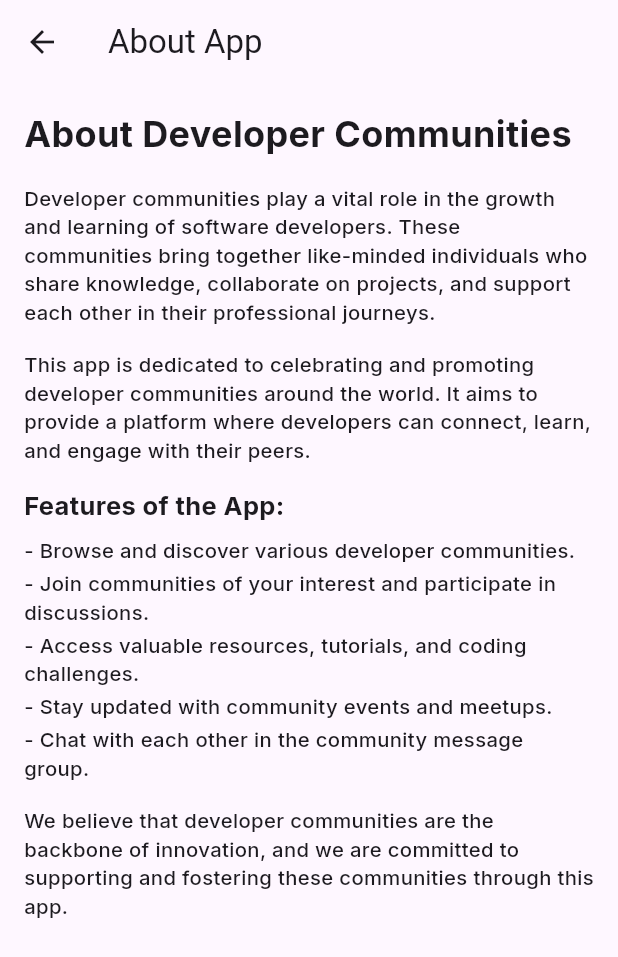
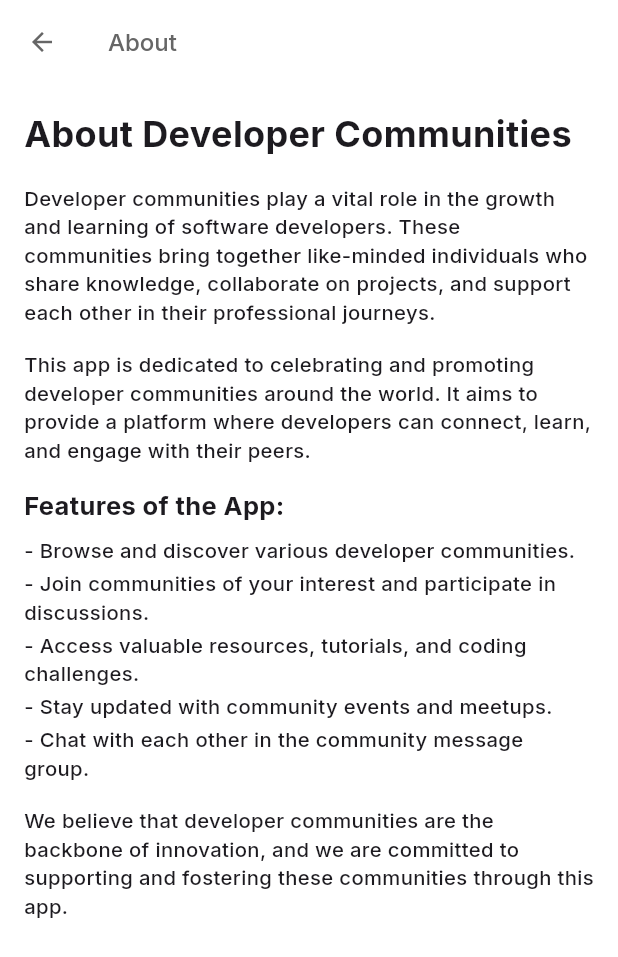
Before and after one commit to emilio-kariuki/GDSC-Dekut-v2, a Flutter app: the AboutPage screen opened by its route, on a phone screen of 412 x 824 dp. Shown: the top 957 px of the screen. Run offline on Flutter 3.47's test engine with Material 2 defaults, Android fonts, the light colour scheme and no system bars; our stand-ins replace animated_bottom_navigation_bar, bloc, cached_network_image, cloud_firestore, connectivity_plus, equatable and 10 more; accounts and stored records are empty; project files that could hold a hidden picture were left out.

Commit message:
ADD: Modified teh about app page

```diff
--- a/lib/View/Profile/About/about_page.dart
+++ b/lib/View/Profile/About/about_page.dart
@@ -7,8 +7,18 @@ class AboutPage extends StatelessWidget {
   @override
   Widget build(BuildContext context) {
     return Scaffold(
+      backgroundColor: Colors.white,
       appBar: AppBar(
-        title: const Text('About App'),
+        iconTheme: const IconThemeData(color: Color(0xff666666), size: 20),
+        backgroundColor: Colors.white,
+        title: Text(
+          "About",
+          style: GoogleFonts.inter(
+            fontSize: 16,
+            fontWeight: FontWeight.w500,
+            color: const Color(0xff666666),
+          ),
+        ),
       ),
       body: Padding(
         padding: const EdgeInsets.all(16.0),
```
